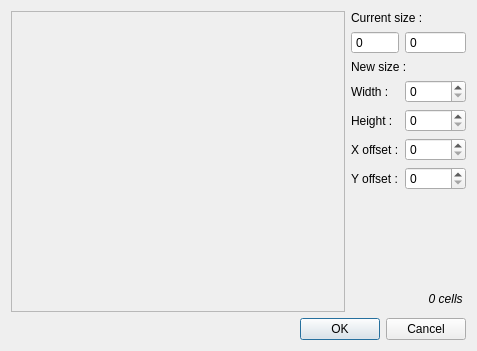
Above: src/editor/GUI/Tabs/mapresizedialog.ui from mkRPGDev/mkRPG before the change. Below: the same form after it.
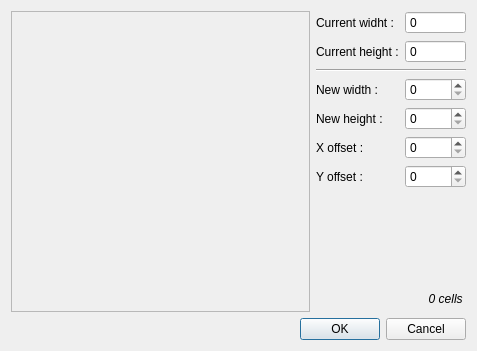
That is the form after the change. Icons and pictures are not drawn.

Patch:
```diff
--- a/src/editor/GUI/Tabs/mapresizedialog.ui
+++ b/src/editor/GUI/Tabs/mapresizedialog.ui
@@ -18,38 +18,31 @@
     <normaloff>:/Icons/main.png</normaloff>:/Icons/main.png</iconset>
   </property>
   <layout class="QGridLayout" name="gridLayout" columnstretch="1,0,0">
-   <item row="0" column="1" colspan="2">
-    <widget class="QLabel" name="label">
+   <item row="2" column="1">
+    <widget class="QLabel" name="label_7">
      <property name="text">
-      <string>Current size :</string>
+      <string>Current height :</string>
      </property>
     </widget>
    </item>
-   <item row="5" column="2">
+   <item row="6" column="2">
     <widget class="QSpinBox" name="xOffset"/>
    </item>
-   <item row="3" column="2">
+   <item row="4" column="2">
     <widget class="QSpinBox" name="nWidth">
      <property name="maximum">
       <number>10000</number>
      </property>
     </widget>
    </item>
-   <item row="5" column="1">
+   <item row="6" column="1">
     <widget class="QLabel" name="label_5">
      <property name="text">
       <string>X offset :</string>
      </property>
     </widget>
    </item>
-   <item row="2" column="1" colspan="2">
-    <widget class="QLabel" name="label_2">
-     <property name="text">
-      <string>New size :</string>
-     </property>
-    </widget>
-   </item>
-   <item row="10" column="0" colspan="3">
+   <item row="11" column="0" colspan="3">
     <widget class="QDialogButtonBox" name="buttonBox">
      <property name="orientation">
       <enum>Qt::Horizontal</enum>
@@ -59,22 +52,29 @@
      </property>
     </widget>
    </item>
-   <item row="4" column="1">
+   <item row="7" column="2">
+    <widget class="QSpinBox" name="yOffset"/>
+   </item>
+   <item row="5" column="1">
     <widget class="QLabel" name="label_4">
      <property name="text">
-      <string>Height :</string>
+      <string>New height :</string>
      </property>
     </widget>
    </item>
-   <item row="3" column="1">
+   <item row="4" column="1">
     <widget class="QLabel" name="label_3">
      <property name="text">
-      <string>Width :</string>
+      <string>New width :</string>
      </property>
     </widget>
    </item>
-   <item row="6" column="2">
-    <widget class="QSpinBox" name="yOffset"/>
+   <item row="5" column="2">
+    <widget class="QSpinBox" name="nHeight">
+     <property name="maximum">
+      <number>10000</number>
+     </property>
+    </widget>
    </item>
    <item row="1" column="2">
     <widget class="QSpinBox" name="oHeight">
@@ -89,34 +89,14 @@
      </property>
     </widget>
    </item>
-   <item row="4" column="2">
-    <widget class="QSpinBox" name="nHeight">
-     <property name="maximum">
-      <number>10000</number>
-     </property>
-    </widget>
-   </item>
-   <item row="1" column="1">
-    <widget class="QSpinBox" name="oWidth">
-     <property name="readOnly">
-      <bool>true</bool>
-     </property>
-     <property name="buttonSymbols">
-      <enum>QAbstractSpinBox::NoButtons</enum>
-     </property>
-     <property name="maximum">
-      <number>1000</number>
-     </property>
-    </widget>
-   </item>
-   <item row="6" column="1">
+   <item row="7" column="1">
     <widget class="QLabel" name="label_6">
      <property name="text">
       <string>Y offset :</string>
      </property>
     </widget>
    </item>
-   <item row="7" column="1">
+   <item row="8" column="1">
     <spacer name="verticalSpacer">
      <property name="orientation">
       <enum>Qt::Vertical</enum>
@@ -129,7 +109,7 @@
      </property>
     </spacer>
    </item>
-   <item row="8" column="1" colspan="2">
+   <item row="9" column="1" colspan="2">
     <widget class="QLabel" name="nbCells">
      <property name="font">
       <font>
@@ -144,7 +124,34 @@
      </property>
     </widget>
    </item>
-   <item row="0" column="0" rowspan="10">
+   <item row="3" column="1" colspan="2">
+    <widget class="Line" name="line_2">
+     <property name="orientation">
+      <enum>Qt::Horizontal</enum>
+     </property>
+    </widget>
+   </item>
+   <item row="1" column="1">
+    <widget class="QLabel" name="label">
+     <property name="text">
+      <string>Current widht :</string>
+     </property>
+    </widget>
+   </item>
+   <item row="2" column="2">
+    <widget class="QSpinBox" name="oWidth">
+     <property name="readOnly">
+      <bool>true</bool>
+     </property>
+     <property name="buttonSymbols">
+      <enum>QAbstractSpinBox::NoButtons</enum>
+     </property>
+     <property name="maximum">
+      <number>1000</number>
+     </property>
+    </widget>
+   </item>
+   <item row="1" column="0" rowspan="10">
     <widget class="QFrame" name="frame">
      <property name="frameShape">
       <enum>QFrame::StyledPanel</enum>
```
